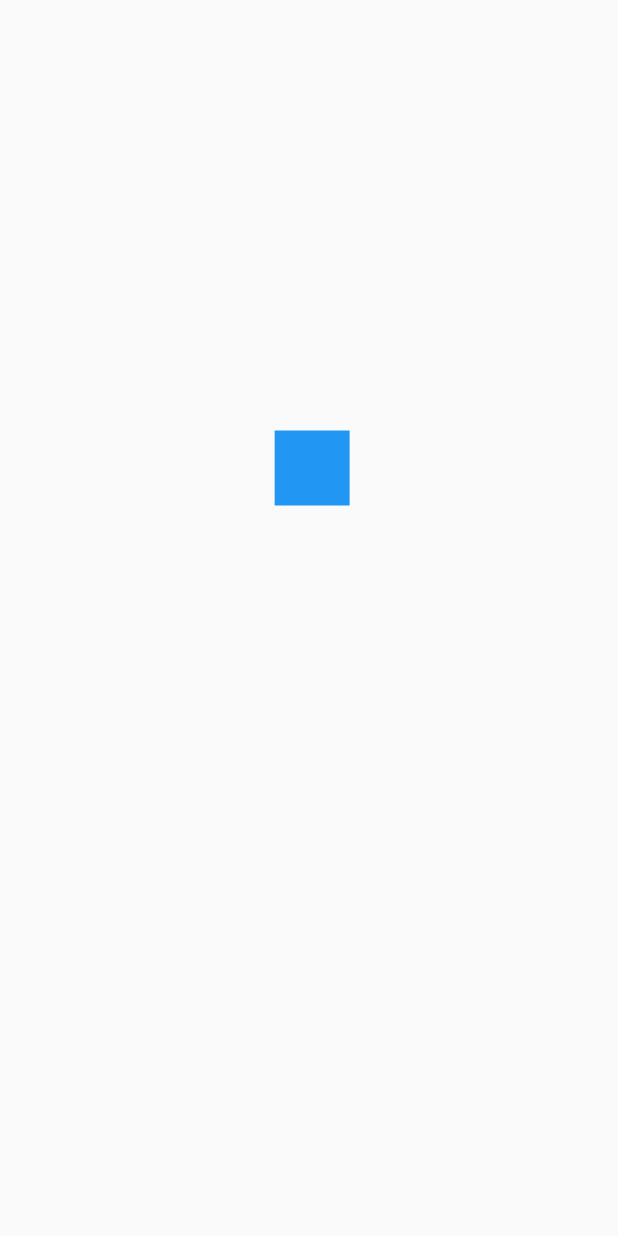
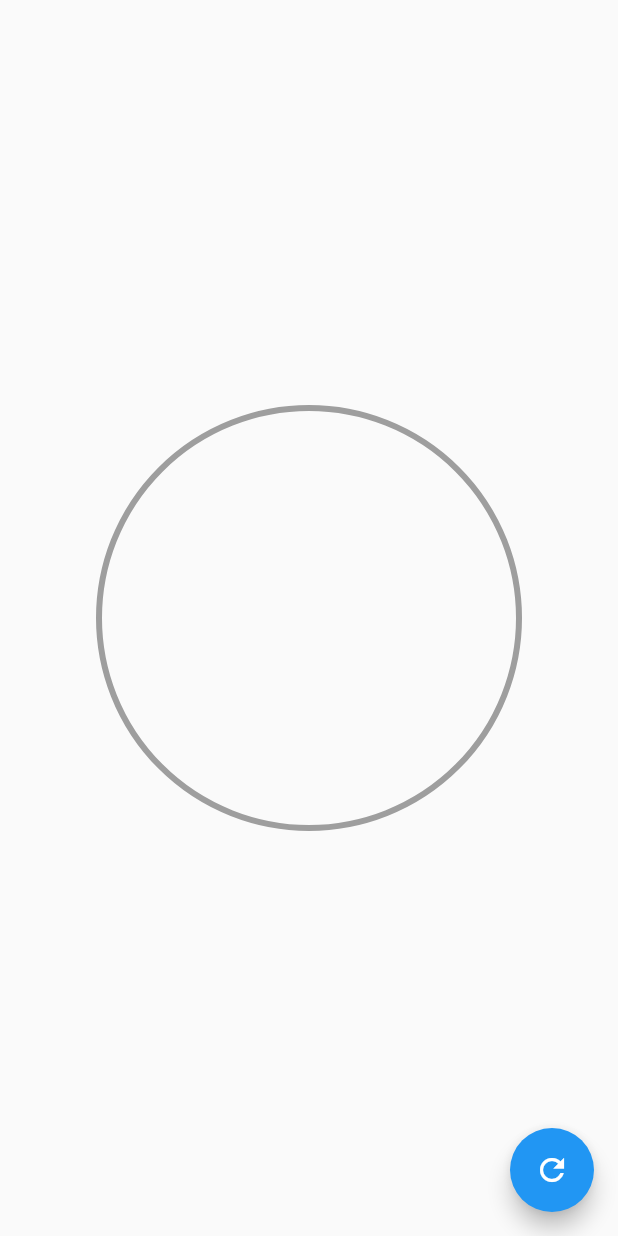
Before and after one commit to Coihue555/fl-disenos-app, a Flutter app: the screen it shows after launch, on a phone screen of 412 x 824 dp. Run offline on Flutter 3.47's test engine with Material 2 defaults, Android fonts, the phone set to English and light mode, and no system bars.

Commit message:
circulares

```diff
--- a/disenos_app/lib/main.dart
+++ b/disenos_app/lib/main.dart
@@ -1,6 +1,9 @@
 import 'package:flutter/material.dart';
-import 'package:disenos_app/src/retos/cuadrado_animado_page.dart';
 
+import 'package:disenos_app/src/pages/graficas_circulares_page.dart';
+
+//import 'package:disenos_app/src/labs/circular_progress_page.dart';
+//import 'package:disenos_app/src/retos/cuadrado_animado_page.dart';
 //import 'package:disenos_app/src/pages/headers_page.dart';
 //import 'package:disenos_app/src/pages/animaciones_page.dart';
 
@@ -11,10 +14,10 @@ void main() {
 class MyApp extends StatelessWidget {
   @override
   Widget build(BuildContext context) {
-    return  MaterialApp(
+    return  const MaterialApp(
       debugShowCheckedModeBanner: false,
       title: 'Diseños App',
-      home: CuadradoAnimadoPage(),
+      home: GraficasCircularesPage(),
     );
   }
 }
--- /dev/null
+++ b/disenos_app/lib/src/pages/graficas_circulares_page.dart
@@ -0,0 +1,41 @@
+import 'package:disenos_app/src/widgets/radial_progress.dart';
+import 'package:flutter/material.dart';
+
+class GraficasCircularesPage extends StatefulWidget {
+  const GraficasCircularesPage({Key? key}) : super(key: key);
+
+  @override
+  State<GraficasCircularesPage> createState() => _GraficasCircularesPageState();
+}
+
+class _GraficasCircularesPageState extends State<GraficasCircularesPage> {
+
+  double porcentaje = 0.0;
+  @override
+  Widget build(BuildContext context) {
+    return Scaffold(
+      floatingActionButton: FloatingActionButton(
+        child: const Icon(Icons.refresh),
+        onPressed: (){
+          setState(() {
+            porcentaje +=10;
+            if (porcentaje>100){
+            porcentaje = 0;
+          }
+          });
+        }
+      ),
+      body: Center(
+        child: Container(
+          width: 300,
+          height: 300,
+          child: RadialProgress(
+            porcentaje: porcentaje,
+            colorPrimario: Colors.purple,
+            colorSecundario: Colors.grey,),
+          //child: Text('$porcentaje %', style: const TextStyle(fontSize: 50)),
+        )
+      )
+    );
+  }
+}
--- /dev/null
+++ b/disenos_app/lib/src/widgets/radial_progress.dart
@@ -0,0 +1,121 @@
+import 'package:flutter/material.dart';
+import 'dart:math';
+
+class RadialProgress extends StatefulWidget {
+
+  final porcentaje;
+  final Color? colorPrimario;
+  final Color? colorSecundario;
+
+  RadialProgress({
+    required this.porcentaje,
+    this.colorPrimario   = Colors.blue,
+    this.colorSecundario = Colors.grey
+    });
+
+  @override
+  State<RadialProgress> createState() => _RadialProgressState();
+}
+
+class _RadialProgressState extends State<RadialProgress> with SingleTickerProviderStateMixin {
+
+  late AnimationController controller;
+  late double porcentajeAnterior;
+
+  @override
+  void initState() {
+
+    porcentajeAnterior = widget.porcentaje;
+    controller = AnimationController(
+      vsync: this,
+      duration: const Duration(milliseconds: 200)
+    );
+
+    super.initState();
+  }
+
+  @override
+  void dispose() {
+    controller.dispose();
+    super.dispose();
+  }
+
+  @override
+  Widget build(BuildContext context) {
+
+    controller.forward(from:0.0);
+
+    final diferenciaAnimar = widget.porcentaje - porcentajeAnterior;
+    porcentajeAnterior = widget.porcentaje;
+
+    return AnimatedBuilder(
+      animation: controller,
+      builder: (BuildContext context, Widget? child){
+        return Container(
+          padding: const EdgeInsets.all(10),
+          width: double.infinity,
+          height: double.infinity,
+          child: CustomPaint(
+            painter: _MiRadialProgress( (widget.porcentaje - diferenciaAnimar) + (diferenciaAnimar*controller.value),
+            widget.colorPrimario,
+            widget.colorSecundario!
+            ),
+          ),
+        );
+      },
+    );
+
+  }
+}
+
+
+class _MiRadialProgress extends CustomPainter{
+
+  final porcentaje;
+  final Color? colorPrimario;
+  final Color colorSecundario;
+
+  _MiRadialProgress(
+    this.porcentaje,
+    this.colorPrimario,
+    this.colorSecundario
+    );
+
+  @override
+  void paint(Canvas canvas, Size size) {
+
+
+    //circulo
+    final paint     = Paint()
+      ..strokeWidth = 4
+      ..color       = colorSecundario!
+      ..style       = PaintingStyle.stroke;
+
+    final  Offset center = Offset(size.width*.5, size.height*.5);
+    final  double radio  = min(size.width*.5, size.height*.5);
+
+      canvas.drawCircle(center, radio, paint);
+
+    //arco
+    final paintArco = Paint()
+      ..strokeWidth = 10
+      ..color       = colorPrimario!
+      ..style       = PaintingStyle.stroke;
+
+    double arcAngle = 2 * pi * ( porcentaje/100);
+
+    canvas.drawArc(
+      Rect.fromCircle(center: center, radius: radio),
+      -pi/2,
+      arcAngle,
+      false,
+      paintArco
+    );
+
+
+  }
+
+  @override
+  bool shouldRepaint(covariant CustomPainter oldDelegate) => true;
+
+}
```
Also changed, not shown: disenos_app/lib/src/labs/circular_progress_page.dart (added, +122 -0 lines), disenos_app/lib/src/pages/circular_progress_page.dart (deleted).
